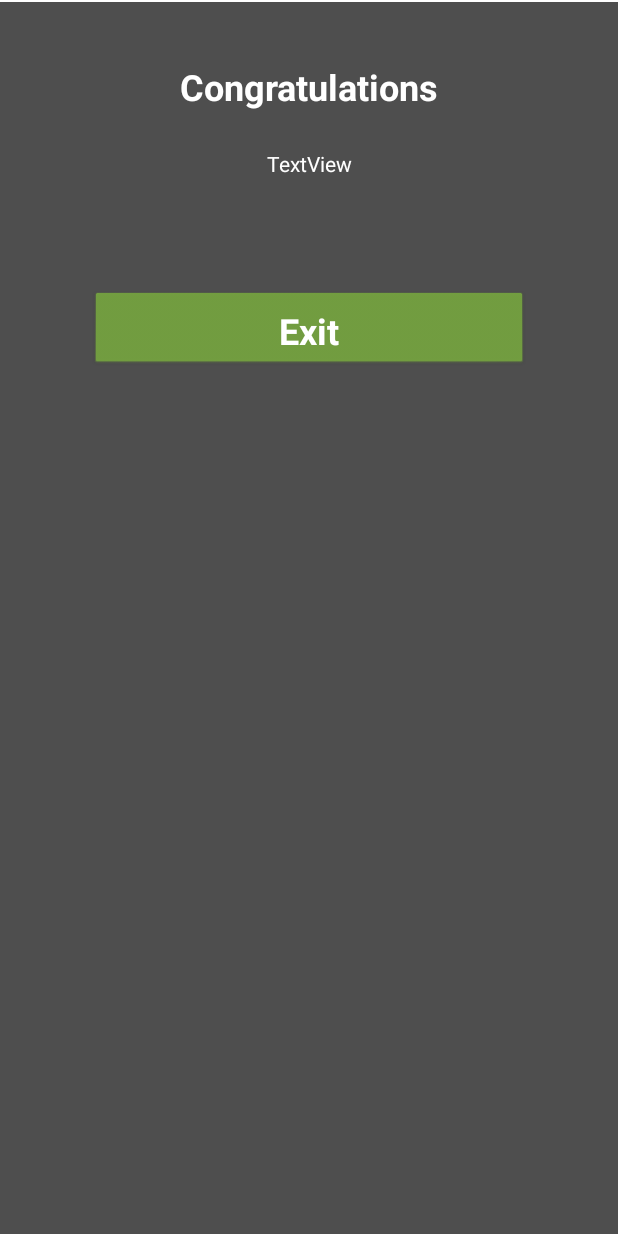
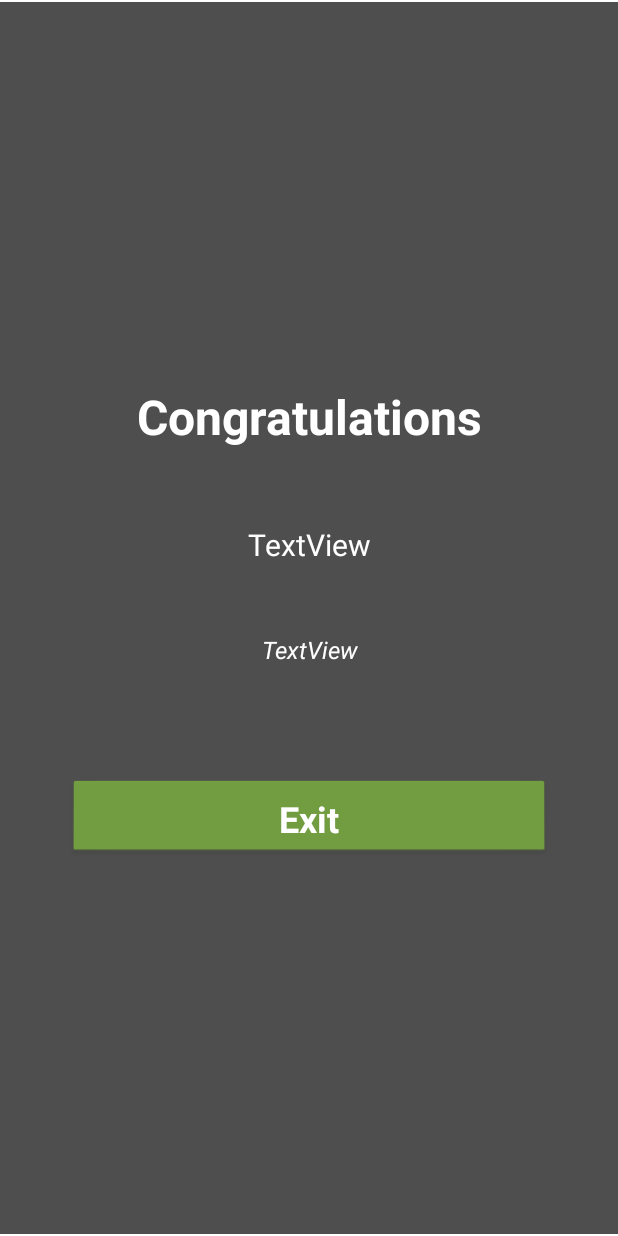
Before and after one commit to RuskDev/Spello, an Android app: the layout pop_up_window.xml on its own in the app's theme, with its tools: preview values and no code run, on a phone screen of 412 x 824 dp. Run offline under Robolectric (Android 15) with nearby library versions, the phone set to English and light mode, and no system bars.

Commit message:
Added definitions, also a temp text view to show word

```diff
--- a/app/src/main/java/com/rdev/spello/Utils/WordResponse.java
+++ b/app/src/main/java/com/rdev/spello/Utils/WordResponse.java
@@ -1,6 +1,8 @@
 package com.rdev.spello.Utils;
 
-public class WordResponse {
+import java.io.Serializable;
+
+public class WordResponse implements Serializable {
     private String word;
     private String definition;
 
--- a/app/src/main/res/layout/pop_up_window.xml
+++ b/app/src/main/res/layout/pop_up_window.xml
@@ -12,10 +12,11 @@
         android:layout_marginTop="1dp"
         android:layout_marginBottom="1dp"
         android:background="@color/popUpMenuBackgroundCol"
+        android:gravity="center"
         android:orientation="vertical"
-        android:paddingLeft="60dp"
+        android:paddingLeft="45dp"
         android:paddingTop="40dp"
-        android:paddingRight="60dp"
+        android:paddingRight="45dp"
         android:paddingBottom="35dp"
         app:layout_constraintBottom_toBottomOf="parent"
         app:layout_constraintEnd_toEndOf="parent"
@@ -23,24 +24,36 @@
         app:layout_constraintTop_toTopOf="parent">
 
         <TextView
-            android:id="@+id/textView2"
+            android:id="@+id/titleText"
             android:layout_width="match_parent"
             android:layout_height="wrap_content"
-            android:layout_marginBottom="25dp"
+            android:layout_marginBottom="50dp"
             android:text="@string/congratulations"
             android:textAlignment="center"
             android:textColor="@color/white"
-            android:textSize="24sp"
+            android:textSize="32sp"
             android:textStyle="bold" />
 
         <TextView
             android:id="@+id/wordDetails"
             android:layout_width="match_parent"
             android:layout_height="wrap_content"
+            android:layout_marginBottom="45dp"
+            android:text="TextView"
+            android:textAlignment="center"
+            android:textColor="@color/white"
+            android:textSize="20sp" />
+
+        <TextView
+            android:id="@+id/definitionText"
+            android:layout_width="match_parent"
+            android:layout_height="wrap_content"
             android:layout_marginBottom="75dp"
             android:text="TextView"
             android:textAlignment="center"
-            android:textColor="@color/white" />
+            android:textColor="@color/white"
+            android:textSize="16sp"
+            android:textStyle="italic" />
 
         <Button
             android:id="@+id/popUpExitButton"
@@ -48,5 +61,6 @@
             android:layout_width="match_parent"
             android:layout_height="wrap_content"
             android:text="@string/exit" />
+
     </LinearLayout>
 </androidx.constraintlayout.widget.ConstraintLayout>
```
Also changed, not shown: app/src/main/java/com/rdev/spello/GameActivity.java (+17 -3 lines), app/src/main/java/com/rdev/spello/GameMaster.java (+9 -1 lines), app/src/main/java/com/rdev/spello/PopUpActivity.java (+32 -1 lines), app/src/main/res/layout/game_activity.xml (+11 -0 lines).
